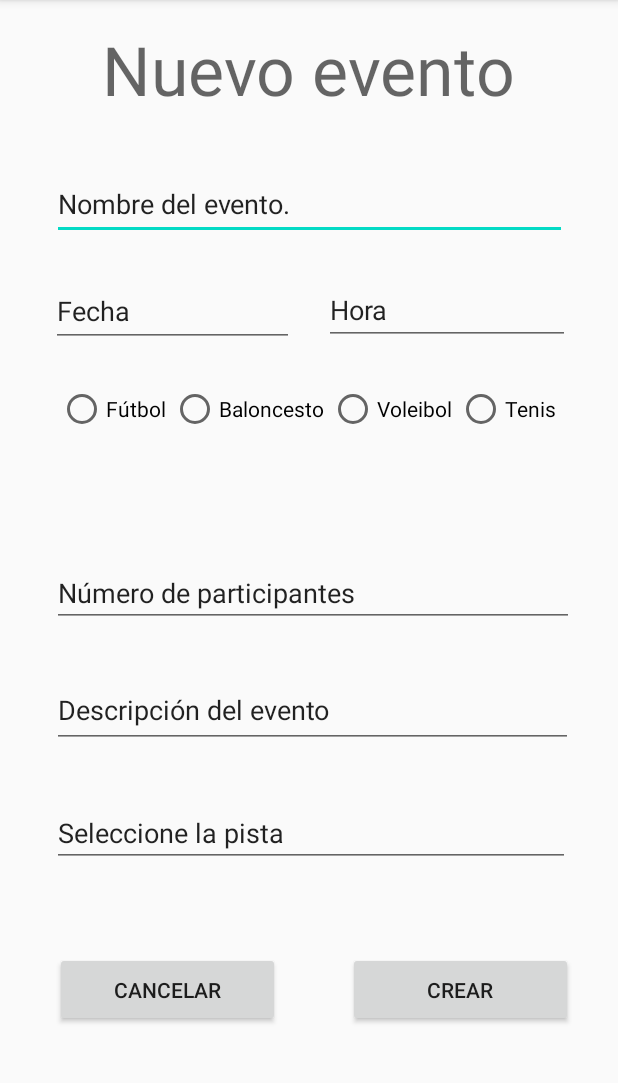
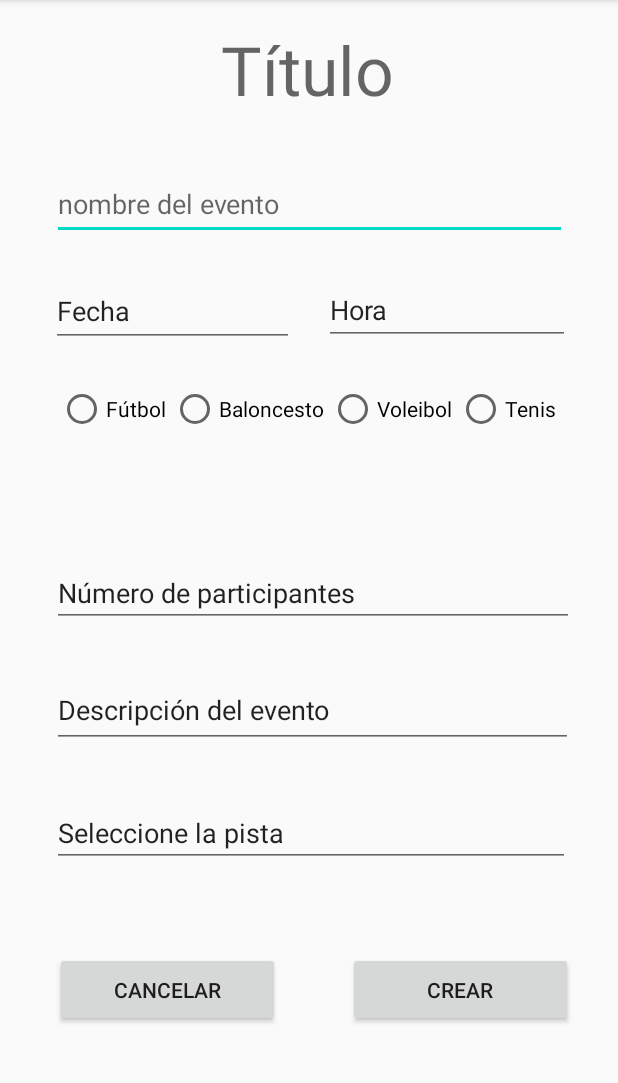
Before and after one commit to acm1997/TeamMatch, an Android app: the screen it shows after launch (crearEventoActivity before the commit, CrearEventoActivity after it), after a tap on an icon or button, on a phone screen of 412 x 824 dp, the part 84-1167 px from its top. Run offline under Robolectric (Android 15) with nearby library versions, the phone set to English and light mode, and no system bars.

```diff
--- a/app/src/main/AndroidManifest.xml
+++ b/app/src/main/AndroidManifest.xml
@@ -9,11 +9,11 @@
         android:roundIcon="@mipmap/ic_launcher_round"
         android:supportsRtl="true"
         android:theme="@style/AppTheme">
-        <activity android:name=".MyProfileActivity"></activity>
-        <activity android:name=".MisEventosAtivity" />
-        <activity android:name=".crearEventoActivity" />
+        <activity android:name=".activities.MyProfileActivity"></activity>
+        <activity android:name=".activities.MisEventosAtivity" />
+        <activity android:name=".activities.CrearEventoActivity" />
         <activity
-            android:name=".MainActivity"
+            android:name=".activities.MainActivity"
             android:label="@string/app_name"
             android:theme="@style/AppTheme.NoActionBar">
             <intent-filter>
--- a/app/src/main/java/com/example/teammatch/crearEventoActivity.java
+++ b/app/src/main/java/com/example/teammatch/activities/CrearEventoActivity.java
@@ -1,8 +1,7 @@
-package com.example.teammatch;
+package com.example.teammatch.activities;
 
 import android.content.Intent;
 import android.os.Bundle;
-import android.provider.MediaStore;
 import android.view.View;
 import android.widget.Button;
 import android.widget.EditText;
@@ -10,11 +9,14 @@ import android.widget.RadioButton;
 import android.widget.RadioGroup;
 
 import androidx.appcompat.app.AppCompatActivity;
-import com.example.teammatch.Evento.Deporte;
+
+import com.example.teammatch.R;
+import com.example.teammatch.objects.Evento;
+import com.example.teammatch.objects.Evento.Deporte;
 
 import java.util.Date;
 
-public class crearEventoActivity extends AppCompatActivity {
+public class CrearEventoActivity extends AppCompatActivity {
 
     private EditText mNombre;
     private Date mFecha;
@@ -29,7 +31,7 @@ public class crearEventoActivity extends AppCompatActivity {
         setContentView(R.layout.nuevo_evento);
       //  TextView tVSaludo = findViewById(R.id.tVSaludo);
 
-        final EditText tVNombreEvento = findViewById(R.id.nomEvento);
+        final EditText tVNombreEvento = findViewById(R.id.nombreEvent);
         final EditText tVFechaEvento = findViewById(R.id.fechaEvento);
 
 
--- a/app/src/main/java/com/example/teammatch/MainActivity.java
+++ b/app/src/main/java/com/example/teammatch/activities/MainActivity.java
@@ -1,11 +1,13 @@
-package com.example.teammatch;
+package com.example.teammatch.activities;
 
 import android.content.Intent;
 import android.os.Bundle;
 
+import com.example.teammatch.adapters.EventAdapter;
+import com.example.teammatch.R;
+import com.example.teammatch.objects.Evento;
 import com.google.android.material.floatingactionbutton.FloatingActionButton;
 import com.google.android.material.snackbar.Snackbar;
-import com.google.android.material.snackbar.SnackbarContentLayout;
 
 import androidx.appcompat.app.AppCompatActivity;
 import androidx.appcompat.widget.Toolbar;
@@ -16,7 +18,6 @@ import android.view.View;
 
 import android.view.Menu;
 import android.view.MenuItem;
-import android.widget.LinearLayout;
 
 import java.io.BufferedReader;
 import java.io.BufferedWriter;
@@ -30,7 +31,7 @@ import java.io.PrintWriter;
 import java.text.ParseException;
 import java.util.Date;
 
-import com.example.teammatch.Evento.Deporte;
+import com.example.teammatch.objects.Evento.Deporte;
 
 public class MainActivity extends AppCompatActivity {
 
@@ -53,7 +54,7 @@ public class MainActivity extends AppCompatActivity {
         fab.setOnClickListener(new View.OnClickListener() {
             @Override
             public void onClick(View view) {
-                Intent intent = new Intent(MainActivity.this,crearEventoActivity.class); //MainActivity.this es el MainActivity,IMPORTANTE porque en este caso si ponemos solo this se refiere a la clase creada OneClickListener
+                Intent intent = new Intent(MainActivity.this, CrearEventoActivity.class); //MainActivity.this es el MainActivity,IMPORTANTE porque en este caso si ponemos solo this se refiere a la clase creada OneClickListener
                 startActivityForResult(intent, ADD_EVENTO_REQUEST);
             }
         });
@@ -73,6 +74,7 @@ public class MainActivity extends AppCompatActivity {
         });
 
         mRecyclerView.setAdapter(mAdapter);
+        //todo llamr bd list events -> s6
     }
 
     @Override
@@ -82,6 +84,7 @@ public class MainActivity extends AppCompatActivity {
         if (requestCode == ADD_EVENTO_REQUEST && resultCode == RESULT_OK){
             Evento EventoItem = new Evento(data);
             mAdapter.add(EventoItem);
+            //todo add bd
         }
     }
 
--- a/app/src/main/java/com/example/teammatch/MisEventosAtivity.java
+++ b/app/src/main/java/com/example/teammatch/activities/MisEventosAtivity.java
@@ -1,9 +1,11 @@
-package com.example.teammatch;
+package com.example.teammatch.activities;
 
 import android.os.Bundle;
 import android.widget.TextView;
 
 import androidx.appcompat.app.AppCompatActivity;
+
+import com.example.teammatch.R;
 
 public class MisEventosAtivity extends AppCompatActivity {
 
--- a/app/src/main/java/com/example/teammatch/MyProfileActivity.java
+++ b/app/src/main/java/com/example/teammatch/activities/MyProfileActivity.java
@@ -1,9 +1,11 @@
-package com.example.teammatch;
+package com.example.teammatch.activities;
 
 import androidx.appcompat.app.AppCompatActivity;
 
 import android.os.Bundle;
 import android.widget.TextView;
+
+import com.example.teammatch.R;
 
 public class MyProfileActivity extends AppCompatActivity {
 
--- a/app/src/main/java/com/example/teammatch/EventAdapter.java
+++ b/app/src/main/java/com/example/teammatch/adapters/EventAdapter.java
@@ -1,4 +1,4 @@
-package com.example.teammatch;
+package com.example.teammatch.adapters;
 
 import android.view.LayoutInflater;
 import android.view.View;
@@ -6,6 +6,9 @@ import android.view.ViewGroup;
 import android.widget.TextView;
 
 import androidx.recyclerview.widget.RecyclerView;
+
+import com.example.teammatch.R;
+import com.example.teammatch.objects.Evento;
 
 import java.util.ArrayList;
 import java.util.List;
--- a/app/src/main/java/com/example/teammatch/User.java
+++ b/app/src/main/java/com/example/teammatch/objects/User.java
@@ -1,10 +1,8 @@
-package com.example.teammatch;
+package com.example.teammatch.objects;
 
 import android.content.Intent;
 
 import java.util.ArrayList;
-import java.util.Date;
-import java.util.List;
 
 public class User {
 
--- a/app/src/main/res/layout/activity_main.xml
+++ b/app/src/main/res/layout/activity_main.xml
@@ -4,7 +4,7 @@
     xmlns:tools="http://schemas.android.com/tools"
     android:layout_width="match_parent"
     android:layout_height="match_parent"
-    tools:context=".MainActivity">
+    tools:context=".activities.MainActivity">
 
     <com.google.android.material.appbar.AppBarLayout
         android:layout_width="match_parent"
--- a/app/src/main/res/layout/activity_my_profile.xml
+++ b/app/src/main/res/layout/activity_my_profile.xml
@@ -4,7 +4,7 @@
     xmlns:tools="http://schemas.android.com/tools"
     android:layout_width="match_parent"
     android:layout_height="match_parent"
-    tools:context=".MyProfileActivity">
+    tools:context=".activities.MyProfileActivity">
 
     <androidx.recyclerview.widget.RecyclerView
         android:id="@+id/ListEventsP"
--- a/app/src/main/res/layout/content_evento.xml
+++ b/app/src/main/res/layout/content_evento.xml
@@ -10,7 +10,7 @@
     android:paddingRight="16dp"
     android:paddingTop="16dp"
     app:layout_behavior="@string/appbar_scrolling_view_behavior"
-    tools:context="com.example.teammatch.MainActivity"
+    tools:context="com.example.teammatch.activities.MainActivity"
     tools:showIn="@layout/activity_main">
 
     <androidx.recyclerview.widget.RecyclerView
--- a/app/src/main/res/layout/evento.xml
+++ b/app/src/main/res/layout/evento.xml
@@ -65,6 +65,8 @@
         android:text="Participantes"
         app:layout_constraintBottom_toBottomOf="parent"
         app:layout_constraintEnd_toEndOf="parent"
+        app:layout_constraintHorizontal_bias="0.048"
         app:layout_constraintStart_toStartOf="parent"
-        app:layout_constraintTop_toTopOf="parent" />
+        app:layout_constraintTop_toTopOf="parent"
+        app:layout_constraintVertical_bias="0.369" />
 </androidx.constraintlayout.widget.ConstraintLayout>
--- a/app/src/main/res/layout/nuevo_evento.xml
+++ b/app/src/main/res/layout/nuevo_evento.xml
@@ -9,7 +9,7 @@
         android:id="@+id/tVSaludo"
         android:layout_width="wrap_content"
         android:layout_height="wrap_content"
-        android:text="Nuevo evento"
+        android:text="Título"
         android:textAppearance="@style/TextAppearance.AppCompat.Display2"
         app:layout_constraintBottom_toBottomOf="parent"
         app:layout_constraintEnd_toEndOf="parent"
@@ -19,14 +19,14 @@
         app:layout_constraintVertical_bias="0.023" />
 
     <EditText
-        android:id="@+id/deportEvent"
+        android:id="@+id/nombreEvent"
         android:layout_width="343dp"
         android:layout_height="48dp"
         android:layout_marginTop="96dp"
         android:layout_weight="1"
         android:ems="10"
+        android:hint="@string/nombre_evento_hint"
         android:inputType="textPersonName"
-        android:text="Nombre del evento."
         app:layout_constraintEnd_toEndOf="parent"
         app:layout_constraintStart_toStartOf="parent"
         app:layout_constraintTop_toTopOf="@+id/tVSaludo" />
--- a/app/src/main/res/menu/menu_main.xml
+++ b/app/src/main/res/menu/menu_main.xml
@@ -1,7 +1,7 @@
 <menu xmlns:android="http://schemas.android.com/apk/res/android"
     xmlns:app="http://schemas.android.com/apk/res-auto"
     xmlns:tools="http://schemas.android.com/tools"
-    tools:context="com.example.teammatch.MainActivity">
+    tools:context="com.example.teammatch.activities.MainActivity">
     <item
         android:id="@+id/action_settings"
         android:orderInCategory="100"
--- a/app/src/main/res/values/strings.xml
+++ b/app/src/main/res/values/strings.xml
@@ -11,4 +11,5 @@
     <string name="hello_second_fragment">Hello second fragment. Arg: %1$s</string>
     <!-- TODO: Remove or change this placeholder text -->
     <string name="hello_blank_fragment">Hello blank fragment</string>
+    <string name="nombre_evento_hint">nombre del evento</string>
 </resources>
```
Also changed, not shown: app/build.gradle (+8 -0 lines), app/src/main/java/com/example/teammatch/objects/Evento.java (renamed from app/src/main/java/com/example/teammatch/Evento.java, +31 -3 lines), app/src/main/java/com/example/teammatch/room_db/DeporteConverter.java (added, +19 -0 lines), app/src/main/java/com/example/teammatch/room_db/EventoDAO.java (added, +28 -0 lines), app/src/main/java/com/example/teammatch/room_db/FechaConverter.java (added, +18 -0 lines).
